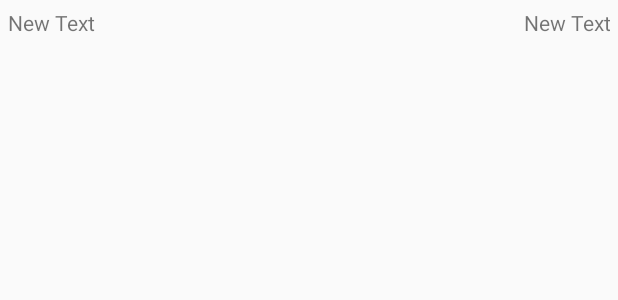
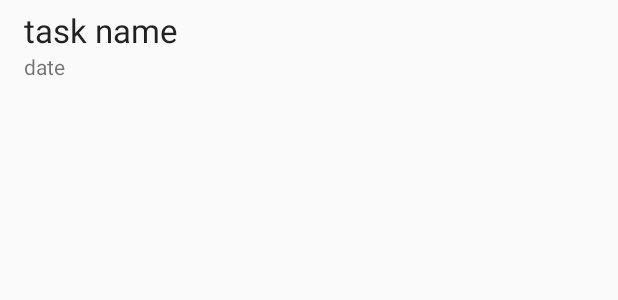
Before and after one commit to T-Graves/MyPDA, an Android app: the layout schedule_detail_line.xml on its own in the app's theme, with its tools: preview values and no code run, on a phone screen of 412 x 824 dp. Shown: the top 300 px of the screen. Run offline under Robolectric (Android 15) with nearby library versions, the phone set to English and light mode, and no system bars.

Commit message:
Changed schedule items list to use a recycler view instead of a list view -also added DividerItemDecoration to it to make it look nicer

```diff
--- a/app/build.gradle
+++ b/app/build.gradle
@@ -23,4 +23,6 @@ dependencies {
     compile fileTree(dir: 'libs', include: ['*.jar'])
     testCompile 'junit:junit:4.12'
     compile 'com.android.support:appcompat-v7:23.0.1'
+    compile 'com.android.support:cardview-v7:23.0.+'
+    compile 'com.android.support:recyclerview-v7:23.0.+'
 }
--- a/app/src/main/res/layout/schedule_detail_line.xml
+++ b/app/src/main/res/layout/schedule_detail_line.xml
@@ -1,31 +1,26 @@
 <?xml version="1.0" encoding="utf-8"?>
-<RelativeLayout
-    xmlns:android="http://schemas.android.com/apk/res/android"
-    android:orientation="horizontal"
+
+<LinearLayout xmlns:android="http://schemas.android.com/apk/res/android"
 android:layout_width="match_parent"
 android:layout_height="match_parent"
-    android:layout_margin="5dp"
-    android:id="@+id/detail_line">
+android:background="?android:attr/selectableItemBackground"
+android:orientation="vertical">
 
 <TextView
+    android:id="@+id/task_name"
     android:layout_width="wrap_content"
     android:layout_height="wrap_content"
-        android:gravity="start"
-        android:text="New Text"
-        android:id="@+id/task_name"
-        android:layout_alignParentTop="true"
-        android:layout_alignParentLeft="true"
-        android:layout_alignParentStart="true" />
+    android:paddingLeft="@dimen/activity_horizontal_margin"
+    android:paddingTop="5dp"
+    android:text="task name"
+    android:textAppearance="?android:attr/textAppearanceLarge" />
 
 <TextView
+    android:id="@+id/task_date"
     android:layout_width="wrap_content"
     android:layout_height="wrap_content"
-        android:gravity="end"
-        android:text="New Text"
-        android:id="@+id/task_date"
-        android:layout_alignParentTop="true"
-        android:layout_alignParentRight="true"
-        android:layout_alignParentEnd="true" />
-
-
-</RelativeLayout>
+    android:paddingBottom="5dp"
+    android:paddingLeft="@dimen/activity_horizontal_margin"
+    android:text="date"
+    android:textAppearance="?android:attr/textAppearanceSmall" />
+</LinearLayout>
```
Also changed, not shown: app/src/main/java/com/gravestristan/mypda/DividerItemDecoration.java (added, +92 -0 lines), app/src/main/java/com/gravestristan/mypda/ScheduleItemsMenuFragment.java (+18 -64 lines), app/src/main/java/com/gravestristan/mypda/ScheduleRecyclerViewAdapter.java (added, +106 -0 lines), app/src/main/res/layout/fragment_schedule_items_menu.xml (+5 -12 lines), 1 other file. Lines whose indentation alone changed are shown as unchanged.
